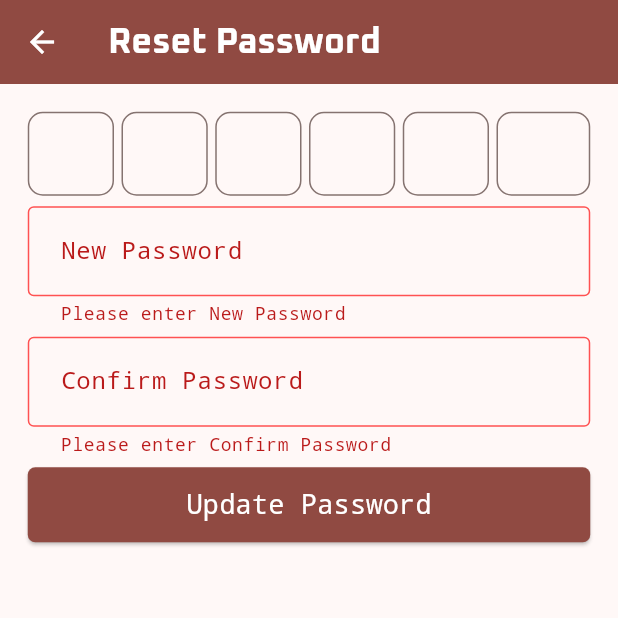
After one commit to vi5hnuu/shakti, a Flutter app: the ResetPasswordCompleteScreen screen opened directly, after a tap on "Update Password", on a phone screen of 412 x 824 dp, the top half of it. The commit adds this screen. Run offline on Flutter 3.47's test engine with Material 3 defaults, Android fonts, the phone set to English and light mode, and no system bars; our stand-ins replace animated_text_kit, bloc, dio, equatable, flutter_bloc, flutter_secure_storage and 11 more; missing offline and left inert: volume_controller; accounts and stored records are empty; network calls fail.

Commit message:
added reset password functionality [testing pending]

```diff
--- a/lib/main.dart
+++ b/lib/main.dart
@@ -6,6 +6,9 @@ import 'package:shakti/pages/auth/LoginScreen.dart';
 import 'package:shakti/pages/SettingsScreen.dart';
 import 'package:shakti/pages/ShaktiReelsScreen.dart';
 import 'package:shakti/pages/SplashScreen.dart';
+import 'package:shakti/pages/auth/ResetPasswordCompleteScreen.dart';
+import 'package:shakti/pages/auth/ResetPasswordInitScreen.dart';
+import 'package:shakti/pages/auth/ResetPasswordScreen.dart';
 import 'package:shakti/pages/auth/UpdatePasswordScreen.dart';
 import 'package:shakti/pages/auth/profileScreen.dart';
 import 'package:shakti/routes.dart';
@@ -40,7 +43,7 @@ class MyApp extends StatefulWidget {
 }
 
 class _MyAppState extends State<MyApp> with WidgetsBindingObserver {
-  static final List<String> _whiteListedUrls=[AppRoutes.splashRoute.fullPath];
+  static final List<String> _whiteListedUrls=[AppRoutes.splashRoute.fullPath,AppRoutes.login.fullPath,AppRoutes.resetPasswordInit.fullPath,AppRoutes.resetPasswordComplete.fullPath];
   StreamSubscription<GlobalEvent>? globalEventSubscription;
 
   final router=GoRouter(
@@ -94,6 +97,24 @@ class _MyAppState extends State<MyApp> with WidgetsBindingObserver {
               pageBuilder: (context, state) => CustomTransitionPage<void>(
                 key: state.pageKey,
                 child: const UpdatePasswordScreen(),
+                transitionsBuilder: (context, animation, secondaryAnimation, child) => FadeTransition(opacity: animation, child: child),
+              ),
+            ),
+            GoRoute(
+              name: AppRoutes.resetPasswordInit.name,
+              path: AppRoutes.resetPasswordInit.path,
+              pageBuilder: (context, state) => CustomTransitionPage<void>(
+                key: state.pageKey,
+                child: const ResetPasswordInitScreen(),
+                transitionsBuilder: (context, animation, secondaryAnimation, child) => FadeTransition(opacity: animation, child: child),
+              ),
+            ),
+            GoRoute(
+              name: AppRoutes.resetPasswordComplete.name,
+              path: AppRoutes.resetPasswordComplete.path,
+              pageBuilder: (context, state) => CustomTransitionPage<void>(
+                key: state.pageKey,
+                child: const ResetPasswordCompleteScreen(),
                 transitionsBuilder: (context, animation, secondaryAnimation, child) => FadeTransition(opacity: animation, child: child),
               ),
             )
--- /dev/null
+++ b/lib/pages/auth/ResetPasswordCompleteScreen.dart
@@ -0,0 +1,126 @@
+import 'package:shakti/routes.dart';
+import 'package:shakti/singletons/NotificationService.dart';
+import 'package:shakti/state/HttpStates.dart';
+import 'package:shakti/widgets/CustomElevatedButton.dart';
+import 'package:dio/dio.dart';
+import 'package:flutter/material.dart';
+import 'package:flutter/services.dart';
+import 'package:flutter_bloc/flutter_bloc.dart';
+import 'package:go_router/go_router.dart';
+
+import '../../state/auth/Auth_bloc.dart';
+import '../../widgets/CustomInputField.dart';
+import '../../widgets/OtpField.dart';
+
+class ResetPasswordCompleteScreen extends StatefulWidget {
+  const ResetPasswordCompleteScreen({super.key});
+
+  @override
+  State<ResetPasswordCompleteScreen> createState() => _ResetPasswordCompleteScreenState();
+}
+
+class _ResetPasswordCompleteScreenState extends State<ResetPasswordCompleteScreen> {
+  final formKey = GlobalKey<FormState>(debugLabel: 'resetPassword');
+  late final authBlock=BlocProvider.of<AuthBloc>(context);
+  final TextEditingController newPasswordCntrl = TextEditingController(text: '');
+  final TextEditingController confirmPasswordCntrl = TextEditingController(text: '');
+  final List<FocusNode> _focusNodes=List.generate(6, (index) => FocusNode());
+  final List<TextEditingController> _otpcontrollers=List.generate(6, (index) => TextEditingController());
+  final CancelToken cancelToken = CancelToken();
+
+  @override
+  void initState() {
+    super.initState();
+  }
+
+  @override
+  Widget build(BuildContext context) {
+    return BlocConsumer<AuthBloc, AuthState>(
+        listenWhen: (previous, current) => isStateChanged(previous,current),
+        listener: (ctx, state) {
+          if(state.isExpired(forr: HttpStates.RESET_PASSWORD)) return;
+          if (state.isSuccess(forr: HttpStates.RESET_PASSWORD)) {
+            NotificationService.showSnackbar(text:"password reset successfully",color: Colors.green);
+            context.goNamed(AppRoutes.login.name);
+            return;
+          }else if(state.isError(forr: HttpStates.RESET_PASSWORD)){
+            NotificationService.showSnackbar(text:state.getError(forr: HttpStates.RESET_PASSWORD)!,color: Colors.red);
+          }
+        },
+        buildWhen: (previous, current) => isStateChanged(previous,current),
+        builder: (context, state) => Scaffold(
+          appBar: AppBar(
+            title: const Text(
+              'Reset Password',
+              style: TextStyle(color: Colors.white, fontFamily: "oxanium", fontSize: 24, fontWeight: FontWeight.bold),
+            ),
+            elevation: 10,
+            backgroundColor: Theme.of(context).primaryColor,
+            iconTheme: const IconThemeData(color: Colors.white),
+          ),
+          body: SingleChildScrollView(
+            child: Padding(
+              padding: const EdgeInsets.all(18.5),
+              child: Form(
+                key: formKey,
+                child: Column(
+                  crossAxisAlignment: CrossAxisAlignment.stretch,
+                  mainAxisSize: MainAxisSize.max,
+                  children: [
+                    OtpField(otpcontrollers: _otpcontrollers, focusNodes: _focusNodes),
+                    const SizedBox(height: 7),
+                    CustomInputField(
+                        controller: newPasswordCntrl,
+                        labelText: "New Password",
+                        validator: (value) {
+                          if (value == null || value.isEmpty) {
+                            return 'Please enter New Password';
+                          }
+                          return null;
+                        }),
+                    const SizedBox(
+                      height: 7,
+                    ),
+                    CustomInputField(
+                        controller: confirmPasswordCntrl,
+                        labelText: "Confirm Password",
+                        validator: (value) {
+                          if (value == null || value.isEmpty) {
+                            return 'Please enter Confirm Password';
+                          }
+                          return null;
+                        }),
+                    const SizedBox(
+                      height: 7,
+                    ),
+                    CustomElevatedButton(
+                      isLoading: state.isLoading(forr: HttpStates.RESET_PASSWORD),
+                      onPressed: () {
+                        if (formKey.currentState?.validate() == false) {
+                          return;
+                        }
+                        authBlock.add(ResetPasswordEvent(usernameEmail: state.userInfo!.email,otp: _otpcontrollers.map((c) => c.text.trim()).where((num) => num.isNotEmpty).join(''), password: newPasswordCntrl.value.text, confirmPassword: confirmPasswordCntrl.value.text, cancelToken: cancelToken));
+                      },
+                      child: const Text(
+                        'Update Password',
+                        style: TextStyle(color: Colors.white, fontSize: 18),
+                      ),
+                    ),
+                  ],
+                ),
+              ),
+            ),
+          ),
+        ));
+  }
+
+  @override
+  void dispose() {
+    cancelToken.cancel("reset password complete cancelled");
+    super.dispose();
+  }
+
+  bool isStateChanged(AuthState previous, AuthState current) {
+    return previous.httpStates[HttpStates.RESET_PASSWORD]!=current.httpStates[HttpStates.RESET_PASSWORD];
+  }
+}
--- a/lib/routes.dart
+++ b/lib/routes.dart
@@ -17,5 +17,6 @@ class AppRoutes{
   static AppRoute login=AppRoute(name: 'login', path: 'login',fullPath: '/auth/login');
   static AppRoute profile=AppRoute(name: 'profile', path: 'profile',fullPath: '/auth/profile');
   static AppRoute updatePassword=AppRoute(name: 'update password', path: 'update-password',fullPath: '/auth/update-password');
-  static AppRoute forgotPassword=AppRoute(name: 'forgot password', path: 'forgot-password',fullPath: '/auth/forgot-password');
+  static AppRoute resetPasswordInit=AppRoute(name: 'forgot password', path: 'forgot-password',fullPath: '/auth/forgot-password');
+  static AppRoute resetPasswordComplete=AppRoute(name: 'forgot password', path: 'forgot-password',fullPath: '/auth/forgot-password');
 }
--- a/lib/state/httpStates.dart
+++ b/lib/state/httpStates.dart
@@ -7,8 +7,10 @@ class HttpStates{
   static const String ME_INFO="USER_INFO";
   static const String REGISTER="REGISTER";
   static const String LOG_OUT="LOG_OUT";
+
   static const String FORGOT_PASSWORD="FORGOT_PASSWORD";
   static const String RESET_PASSWORD="RESET_PASSWORD";
+
   static const String UPDATE_PASSWORD_INIT="UPDATE_PASSWORD_INIT";
   static const String UPDATE_PASSWORD_COMPLETE="UPDATE_PASSWORD_COMPLETE";
   static const String DELETE_ME="DELETE_ME";
```
Also changed, not shown: lib/pages/auth/ForgotPasswordScreen.dart (deleted, +0 -100 lines), lib/pages/auth/LoginScreen.dart (+11 -0 lines), lib/pages/auth/ResetPasswordInitScreen.dart (added, +104 -0 lines), lib/pages/auth/ResetPasswordScreen.dart (deleted, +0 -15 lines).
